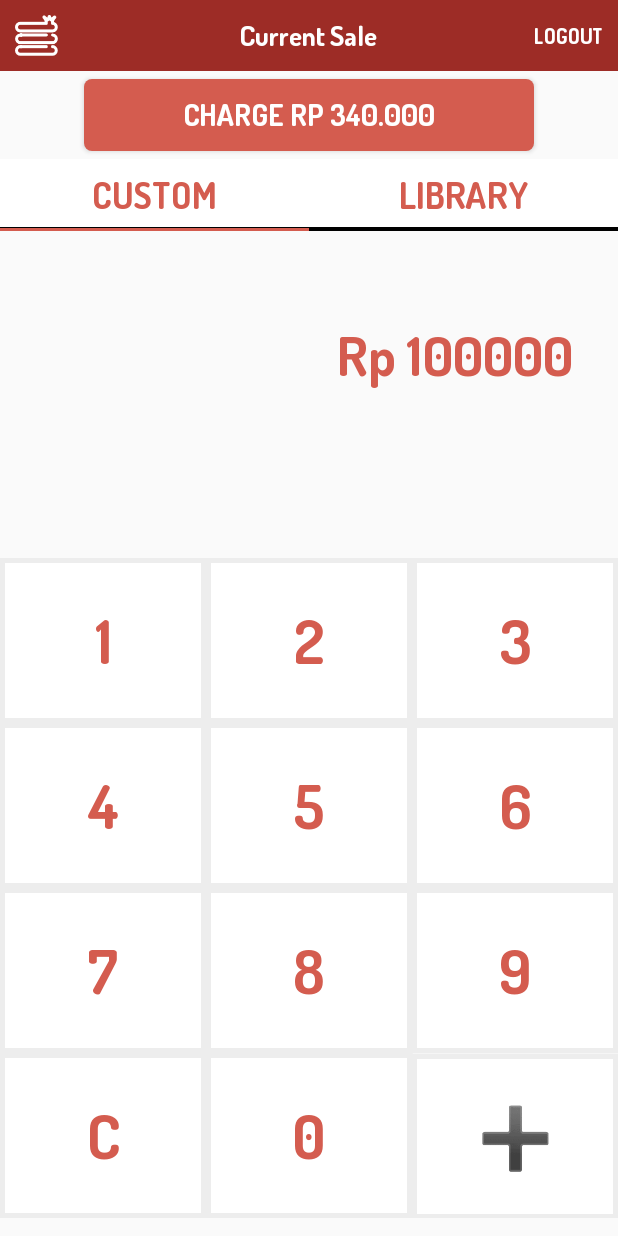
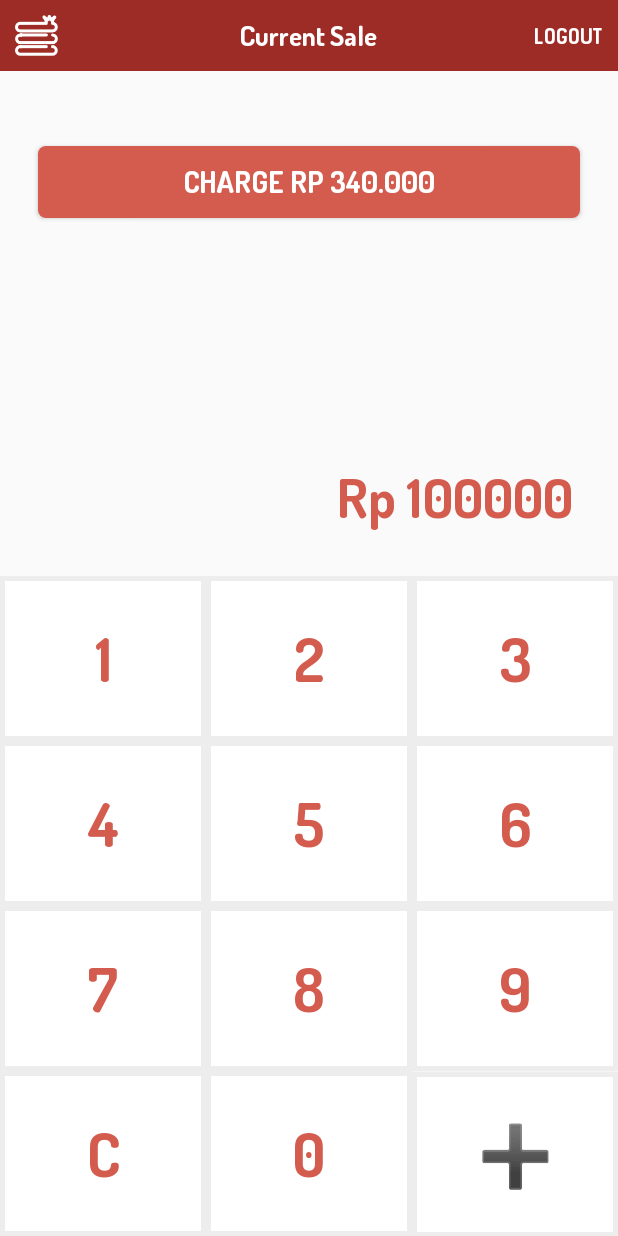
Before and after one commit to imdvlpr/konigeld-mobile, an Android app: the ChangeMenu screen opened directly, with no data from a screen before it, on a phone screen of 412 x 824 dp. Run offline under Robolectric (Android 15) with nearby library versions, the phone set to English and light mode, and no system bars; 1 statement that could not run was skipped.

Commit message:
I messed up :-1:

```diff
--- a/app/src/main/java/com/application/jojobudiman/konigeldandroid/ChangeMenu.java
+++ b/app/src/main/java/com/application/jojobudiman/konigeldandroid/ChangeMenu.java
@@ -53,10 +53,6 @@ public class ChangeMenu extends AppCompatActivity {
         mViewPager = (ViewPager) findViewById(R.id.container);
         mViewPager.setAdapter(mSectionsPagerAdapter);
 
-        TabLayout tabLayout = (TabLayout) findViewById(R.id.checkoutTabs);
-
-        mViewPager.addOnPageChangeListener(new TabLayout.TabLayoutOnPageChangeListener(tabLayout));
-        tabLayout.addOnTabSelectedListener(new TabLayout.ViewPagerOnTabSelectedListener(mViewPager));
 
 
     }
--- a/app/src/main/java/com/application/jojobudiman/konigeldandroid/checkout/MainMenu.java
+++ b/app/src/main/java/com/application/jojobudiman/konigeldandroid/checkout/MainMenu.java
@@ -30,7 +30,7 @@ public class MainMenu extends Fragment {
                              Bundle savedInstanceState) {
 
 
-        View view = inflater.inflate(R.layout.calculatorcount, container, false);
+        View view = inflater.inflate(R.layout.activity_custom_menu, container, false);
 
         calcoutput = (TextView) view.findViewById(R.id.output);
         one = (Button) view.findViewById(R.id.onebtn);
--- a/app/src/main/java/com/application/jojobudiman/konigeldandroid/sidebar/PagerAdapter.java
+++ b/app/src/main/java/com/application/jojobudiman/konigeldandroid/sidebar/PagerAdapter.java
@@ -14,8 +14,6 @@ import androidx.fragment.app.FragmentStatePagerAdapter;
 public class PagerAdapter extends FragmentStatePagerAdapter {
 
     private Context mContext;
-    //integer to count number of tabs
-    int tabCount;
 
     //Constructor to the class
     public PagerAdapter(FragmentManager fm, Context context) {
--- a/app/src/main/java/com/application/jojobudiman/konigeldandroid/sidebar/SidebarMenu.java
+++ b/app/src/main/java/com/application/jojobudiman/konigeldandroid/sidebar/SidebarMenu.java
@@ -3,6 +3,7 @@ package com.application.jojobudiman.konigeldandroid.sidebar;
 import android.os.Bundle;
 
 import com.application.jojobudiman.konigeldandroid.R;
+import com.application.jojobudiman.konigeldandroid.checkout.MainFragment;
 import com.application.jojobudiman.konigeldandroid.checkout.MainMenu;
 
 import android.util.Log;
--- a/app/src/main/res/layout/activity_custom_menu.xml
+++ b/app/src/main/res/layout/activity_custom_menu.xml
@@ -1,13 +1,11 @@
 <?xml version="1.0" encoding="utf-8"?>
 
-<androidx.constraintlayout.widget.ConstraintLayout xmlns:android="http://schemas.android.com/apk/res/android"
+<RelativeLayout xmlns:android="http://schemas.android.com/apk/res/android"
     xmlns:app="http://schemas.android.com/apk/res-auto"
     xmlns:tools="http://schemas.android.com/tools"
     android:id="@+id/content_main"
     android:layout_width="match_parent"
-    android:layout_height="match_parent"
-    tools:context=".checkout.MainMenu">
-
+    android:layout_height="match_parent">
 
     <FrameLayout
         android:id="@+id/main_frame"
@@ -17,16 +15,15 @@
 
     <RelativeLayout
         android:id="@+id/topheader"
-        android:layout_width="0dp"
+        android:layout_width="match_parent"
         android:layout_height="wrap_content"
         android:background="@color/colorPrimaryDark"
         android:paddingLeft="10dp"
         android:paddingTop="10dp"
         android:paddingRight="10dp"
         android:paddingBottom="10dp"
-        app:layout_constraintEnd_toEndOf="parent"
-        app:layout_constraintStart_toStartOf="parent"
-        app:layout_constraintTop_toTopOf="parent">
+        android:layout_alignParentTop="true"
+        >
 
         <ImageButton
             android:id="@+id/hamburger"
@@ -65,62 +62,197 @@
 
     </RelativeLayout>
 
+    <RelativeLayout
+        android:layout_width="match_parent"
+        android:layout_height="wrap_content"
+        android:layout_below="@+id/topheader">
+
         <Button
             android:id="@+id/chargebtn"
-        android:layout_width="300dp"
+            android:layout_width="match_parent"
             android:layout_height="wrap_content"
-        android:layout_marginTop="5dp"
+            android:layout_marginTop="50dp"
             android:background="@drawable/buttonrectangle"
             android:fontFamily="@font/dosisthicc"
+            android:layout_marginLeft="25dp"
+            android:layout_marginRight="25dp"
             android:text="Charge Rp 340.000"
             android:textColor="@color/colorSecondaryText"
             android:textSize="20sp"
-        app:layout_constraintEnd_toEndOf="parent"
-        app:layout_constraintLeft_toLeftOf="parent"
-        app:layout_constraintStart_toStartOf="parent"
-        app:layout_constraintTop_toBottomOf="@+id/topheader" />
+            android:layout_alignParentLeft="true"
+            android:layout_alignParentRight="true" />
 
 
-            <com.google.android.material.tabs.TabLayout
-                android:id="@+id/checkoutTabs"
+        <LinearLayout
+            android:id="@+id/calculatorLayout"
             android:layout_width="match_parent"
             android:layout_height="wrap_content"
-                android:background="@drawable/normaltext"
-                android:layout_marginTop="5dp"
-                app:tabTextAppearance="@style/SelectTabLayout"
-                app:tabMode="fixed"
-                app:tabGravity="fill"
-                app:tabTextColor="@color/colorPrimary"
+            android:orientation="vertical"
+            android:gravity="bottom"
+            android:layout_alignParentBottom="true"
+            app:layout_constraintBottom_toBottomOf="parent">
+
+            <TextView
+                android:id="@+id/output"
+                android:layout_width="match_parent"
+                android:layout_height="wrap_content"
+                android:fontFamily="@font/dosisthicc"
+                android:gravity="center_vertical|end"
+                android:paddingRight="30dp"
+                android:paddingBottom="30dp"
+                android:text="Rp 100000"
+                android:textAlignment="textEnd"
+                android:textColor="@color/colorPrimary"
+                android:textSize="36sp" />
+
+            <LinearLayout
+                android:id="@+id/calculatorLayout1"
+                android:layout_width="match_parent"
+                android:layout_height="wrap_content"
+                android:orientation="horizontal"
                 app:layout_constraintEnd_toEndOf="parent"
                 app:layout_constraintStart_toStartOf="parent"
-                app:layout_constraintTop_toBottomOf="@id/chargebtn">
+                app:layout_constraintTop_toTopOf="@id/output"
+                >
 
-                <com.google.android.material.tabs.TabItem
-                    android:id="@+id/tabItem"
-                    android:layout_width="wrap_content"
+                <Button
+                    android:id="@+id/onebtn"
+                    style="@style/CalculatorButton"
+                    android:layout_width="0dp"
                     android:layout_height="wrap_content"
-                    android:text="CUSTOM"
-                    />
+                    android:layout_weight="1"
+                    android:text="1" />
 
-                <com.google.android.material.tabs.TabItem
-                    android:id="@+id/tabItem2"
-                    android:layout_width="wrap_content"
+                <Button
+                    android:id="@+id/twobtn"
+                    style="@style/CalculatorButton"
+                    android:layout_width="0dp"
                     android:layout_height="wrap_content"
-                    android:text="LIBRARY" />
+                    android:layout_weight="1"
+                    android:text="2" />
 
-            </com.google.android.material.tabs.TabLayout>
+                <Button
+                    android:id="@+id/threebtn"
+                    style="@style/CalculatorButton"
+                    android:layout_width="0dp"
+                    android:layout_height="wrap_content"
+                    android:layout_weight="1"
+                    android:text="3" />
 
+            </LinearLayout>
 
-            <androidx.viewpager.widget.ViewPager
-                android:id="@+id/container"
+            <LinearLayout
+                android:id="@+id/calculatorLayout2"
                 android:layout_width="match_parent"
                 android:layout_height="wrap_content"
-                app:layout_constraintTop_toBottomOf="@+id/chargebtn"
-                app:layout_behavior="@string/appbar_scrolling_view_behavior"
-             />
+                android:orientation="horizontal"
+                app:layout_constraintEnd_toEndOf="parent"
+                app:layout_constraintStart_toStartOf="parent"
+                app:layout_constraintTop_toBottomOf="@id/calculatorLayout1">
+
+                <Button
+                    android:id="@+id/fourbtn"
+                    style="@style/CalculatorButton"
+                    android:layout_width="0dp"
+                    android:layout_height="wrap_content"
+                    android:layout_weight="1"
+                    android:text="4" />
+
+                <Button
+                    android:id="@+id/fivebtn"
+                    style="@style/CalculatorButton"
+                    android:layout_width="0dp"
+                    android:layout_height="wrap_content"
+                    android:layout_weight="1"
+                    android:text="5" />
+
+                <Button
+                    android:id="@+id/sixbtn"
+                    style="@style/CalculatorButton"
+                    android:layout_width="0dp"
+                    android:layout_height="wrap_content"
+                    android:layout_weight="1"
+                    android:text="6" />
+
+            </LinearLayout>
+
+            <LinearLayout
+                android:id="@+id/calculatorLayout3"
+                android:layout_width="match_parent"
+                android:layout_height="wrap_content"
+                android:orientation="horizontal"
+                app:layout_constraintEnd_toEndOf="parent"
+                app:layout_constraintStart_toStartOf="parent"
+                app:layout_constraintTop_toBottomOf="@id/calculatorLayout2"
+                >
+
+                <Button
+                    android:id="@+id/sevenbtn"
+                    style="@style/CalculatorButton"
+                    android:layout_width="0dp"
+                    android:layout_height="wrap_content"
+                    android:layout_weight="1"
+                    android:text="7" />
+
+                <Button
+                    android:id="@+id/eightbtn"
+                    style="@style/CalculatorButton"
+                    android:layout_width="0dp"
+                    android:layout_height="wrap_content"
+                    android:layout_weight="1"
+                    android:text="8" />
+
+                <Button
+                    android:id="@+id/ninebtn"
+                    style="@style/CalculatorButton"
+                    android:layout_width="0dp"
+                    android:layout_height="wrap_content"
+                    android:layout_weight="1"
+                    android:text="9" />
+
+            </LinearLayout>
+
+            <LinearLayout
+                android:id="@+id/calculatorLayout4"
+                android:layout_width="match_parent"
+                android:layout_height="wrap_content"
+                android:orientation="horizontal"
+                android:alignmentMode="alignBounds"
+                app:layout_constraintEnd_toEndOf="parent"
+                app:layout_constraintStart_toStartOf="parent"
+                app:layout_constraintTop_toBottomOf="@id/calculatorLayout3">
+
+                <Button
+                    android:id="@+id/clearbtn"
+                    style="@style/CalculatorButton"
+                    android:layout_width="0dp"
+                    android:layout_height="wrap_content"
+                    android:layout_weight="1"
+                    android:text="C" />
+
+                <Button
+                    android:id="@+id/zerobtn"
+                    style="@style/CalculatorButton"
+                    android:layout_width="0dp"
+                    android:layout_height="wrap_content"
+                    android:layout_weight="1"
+                    android:text="0" />
+
+                <Button
+                    android:id="@+id/addbtn"
+                    style="@style/CalculatorButton"
+                    android:layout_width="0dp"
+                    android:layout_height="wrap_content"
+                    android:layout_weight="1"
+                    android:text="➕" />
+
+            </LinearLayout>
+
+        </LinearLayout>
+
+    </RelativeLayout>
 
 
 
 
-
-</androidx.constraintlayout.widget.ConstraintLayout>
+</RelativeLayout>
--- a/app/src/main/res/layout/activity_transactions.xml
+++ b/app/src/main/res/layout/activity_transactions.xml
@@ -19,7 +19,7 @@
         app:layout_constraintStart_toStartOf="parent"
         app:layout_constraintTop_toTopOf="parent">
 
-        <ImageView
+        <ImageButton
             android:id="@+id/menu"
             android:layout_width="wrap_content"
             android:layout_height="wrap_content"
--- a/app/src/main/res/layout/calculatorcount.xml
+++ /dev/null
@@ -1,180 +0,0 @@
-<?xml version="1.0" encoding="utf-8"?>
-<androidx.constraintlayout.widget.ConstraintLayout xmlns:android="http://schemas.android.com/apk/res/android"
-    xmlns:app="http://schemas.android.com/apk/res-auto"
-    xmlns:tools="http://schemas.android.com/tools"
-    android:layout_width="match_parent"
-    android:layout_height="match_parent"
-    tools:context=".checkout.MainMenu">
-
-    <TextView
-        android:id="@+id/output"
-        android:layout_width="match_parent"
-        android:layout_height="wrap_content"
-        android:fontFamily="@font/dosisthicc"
-        android:gravity="center_vertical|end"
-        android:paddingRight="30dp"
-        android:text="Rp 100000"
-        android:textAlignment="textEnd"
-        android:textColor="@color/colorPrimary"
-        android:textSize="36sp"
-        app:layout_constraintTop_toTopOf="parent"
-        app:layout_constraintBottom_toTopOf="@+id/calculatorLayout" />
-
-
-    <LinearLayout
-        android:id="@+id/calculatorLayout"
-        android:layout_width="match_parent"
-        android:layout_height="wrap_content"
-        android:orientation="vertical"
-        app:layout_constraintTop_toBottomOf="@+id/output"
-        app:layout_constraintBottom_toBottomOf="parent">
-
-        <LinearLayout
-            android:id="@+id/calculatorLayout1"
-            android:layout_width="match_parent"
-            android:layout_height="wrap_content"
-            android:orientation="horizontal"
-            app:layout_constraintEnd_toEndOf="parent"
-            app:layout_constraintStart_toStartOf="parent"
-            app:layout_constraintTop_toTopOf="@id/output"
-            >
-
-            <Button
-                android:id="@+id/onebtn"
-                style="@style/CalculatorButton"
-                android:layout_width="0dp"
-                android:layout_height="wrap_content"
-                android:layout_weight="1"
-                android:text="1" />
-
-            <Button
-                android:id="@+id/twobtn"
-                style="@style/CalculatorButton"
-                android:layout_width="0dp"
-                android:layout_height="wrap_content"
-                android:layout_weight="1"
-                android:text="2" />
-
-            <Button
-                android:id="@+id/threebtn"
-                style="@style/CalculatorButton"
-                android:layout_width="0dp"
-                android:layout_height="wrap_content"
-                android:layout_weight="1"
-                android:text="3" />
-
-        </LinearLayout>
-
-        <LinearLayout
-            android:id="@+id/calculatorLayout2"
-            android:layout_width="match_parent"
-            android:layout_height="wrap_content"
-            android:orientation="horizontal"
-            app:layout_constraintEnd_toEndOf="parent"
-            app:layout_constraintStart_toStartOf="parent"
-            app:layout_constraintTop_toBottomOf="@id/calculatorLayout1">
-
-            <Button
-                android:id="@+id/fourbtn"
-                style="@style/CalculatorButton"
-                android:layout_width="0dp"
-                android:layout_height="wrap_content"
-                android:layout_weight="1"
-                android:text="4" />
-
-            <Button
-                android:id="@+id/fivebtn"
-                style="@style/CalculatorButton"
-                android:layout_width="0dp"
-                android:layout_height="wrap_content"
-                android:layout_weight="1"
-                android:text="5" />
-
-            <Button
-                android:id="@+id/sixbtn"
-                style="@style/CalculatorButton"
-                android:layout_width="0dp"
-                android:layout_height="wrap_content"
-                android:layout_weight="1"
-                android:text="6" />
-
-        </LinearLayout>
-
-        <LinearLayout
-            android:id="@+id/calculatorLayout3"
-            android:layout_width="match_parent"
-            android:layout_height="wrap_content"
-            android:orientation="horizontal"
-            app:layout_constraintEnd_toEndOf="parent"
-            app:layout_constraintStart_toStartOf="parent"
-            app:layout_constraintTop_toBottomOf="@id/calculatorLayout2"
-            >
-
-            <Button
-                android:id="@+id/sevenbtn"
-                style="@style/CalculatorButton"
-                android:layout_width="0dp"
-                android:layout_height="wrap_content"
-                android:layout_weight="1"
-                android:text="7" />
-
-            <Button
-                android:id="@+id/eightbtn"
-                style="@style/CalculatorButton"
-                android:layout_width="0dp"
-                android:layout_height="wrap_content"
-                android:layout_weight="1"
-                android:text="8" />
-
-            <Button
-                android:id="@+id/ninebtn"
-                style="@style/CalculatorButton"
-                android:layout_width="0dp"
-                android:layout_height="wrap_content"
-                android:layout_weight="1"
-                android:text="9" />
-
-        </LinearLayout>
-
-        <LinearLayout
-            android:id="@+id/calculatorLayout4"
-            android:layout_width="match_parent"
-            android:layout_height="wrap_content"
-            android:orientation="horizontal"
-            android:alignmentMode="alignBounds"
-            app:layout_constraintEnd_toEndOf="parent"
-            app:layout_constraintStart_toStartOf="parent"
-            app:layout_constraintTop_toBottomOf="@id/calculatorLayout3">
-
-            <Button
-                android:id="@+id/clearbtn"
-                style="@style/CalculatorButton"
-                android:layout_width="0dp"
-                android:layout_height="wrap_content"
-                android:layout_weight="1"
-                android:text="C" />
-
-            <Button
-                android:id="@+id/zerobtn"
-                style="@style/CalculatorButton"
-                android:layout_width="0dp"
-                android:layout_height="wrap_content"
-                android:layout_weight="1"
-                android:text="0" />
-
-            <Button
-                android:id="@+id/addbtn"
-                style="@style/CalculatorButton"
-                android:layout_width="0dp"
-                android:layout_height="wrap_content"
-                android:layout_weight="1"
-                android:text="➕" />
-
-        </LinearLayout>
-
-    </LinearLayout>
-
-
-
-
-</androidx.constraintlayout.widget.ConstraintLayout>
--- a/app/src/main/res/layout/librarymenu.xml
+++ b/app/src/main/res/layout/librarymenu.xml
@@ -1,5 +1,5 @@
 <?xml version="1.0" encoding="utf-8"?>
-<androidx.constraintlayout.widget.ConstraintLayout xmlns:android="http://schemas.android.com/apk/res/android"
+<LinearLayout xmlns:android="http://schemas.android.com/apk/res/android"
     xmlns:app="http://schemas.android.com/apk/res-auto"
     xmlns:tools="http://schemas.android.com/tools"
     android:layout_width="match_parent"
@@ -118,4 +118,4 @@
     </LinearLayout>
 
 
-</androidx.constraintlayout.widget.ConstraintLayout>
+</LinearLayout>
```
Also changed, not shown: app/src/main/AndroidManifest.xml (+0 -7 lines), app/src/main/java/com/application/jojobudiman/konigeldandroid/TestRun.java (deleted, +0 -20 lines), app/src/main/java/com/application/jojobudiman/konigeldandroid/checkout/MainFragment.java (+0 -23 lines), app/src/main/java/com/application/jojobudiman/konigeldandroid/settings/AccountSettings.java (+0 -17 lines), app/src/main/java/com/application/jojobudiman/konigeldandroid/transactions/Transactions.java (+16 -16 lines), app/src/main/res/layout/activity_sidebar_menu.xml (+6 -13 lines), app/src/main/res/layout/content_main.xml (added, +18 -0 lines). Lines whose indentation alone changed are shown as unchanged.
